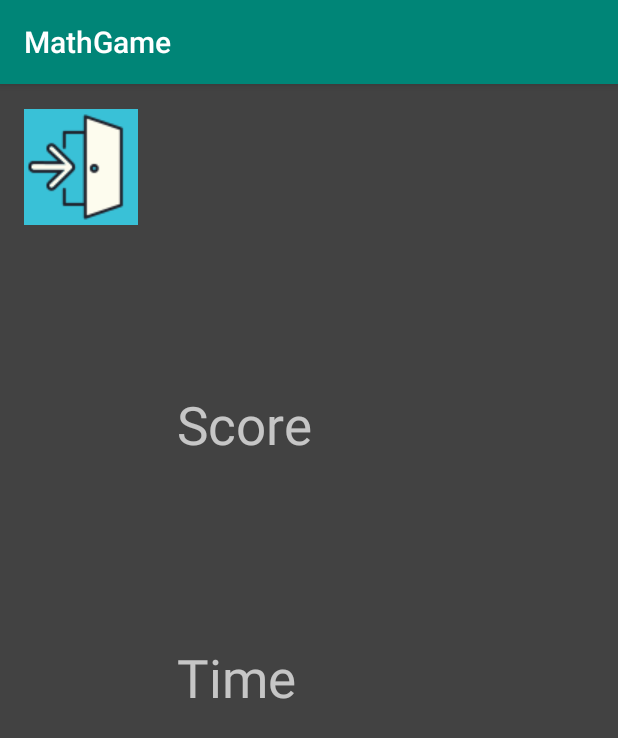
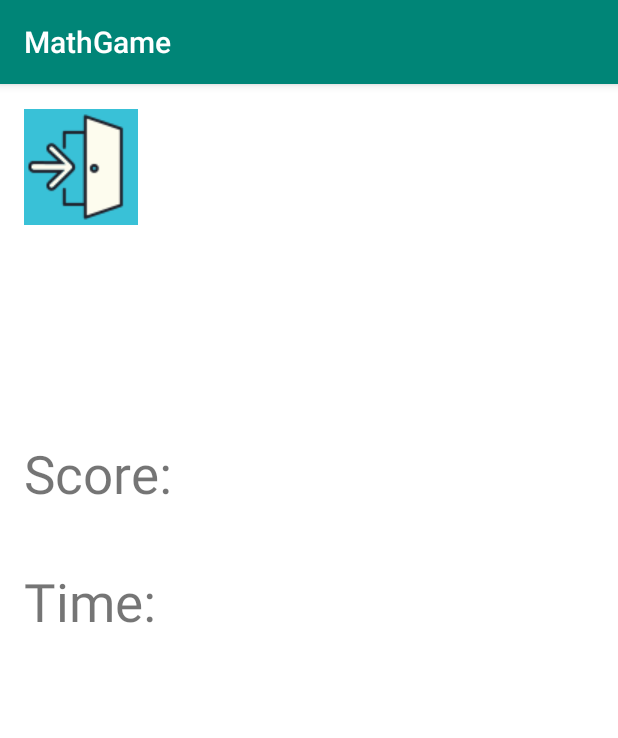
Before and after one commit to zsakr/Math-Game, an Android app: the ResultsPage screen opened directly, with no data from a screen before it, on a phone screen of 412 x 824 dp. Shown: the top 738 px of the screen. Run offline under Robolectric (Android 15) with nearby library versions, the light colour scheme and no system bars; 2 statements that could not run were skipped.

Commit message:
changed layout of results display page

```diff
--- a/app/src/main/res/layout/activity_results_page.xml
+++ b/app/src/main/res/layout/activity_results_page.xml
@@ -2,48 +2,54 @@
 <androidx.constraintlayout.widget.ConstraintLayout xmlns:android="http://schemas.android.com/apk/res/android"
     xmlns:app="http://schemas.android.com/apk/res-auto"
     xmlns:tools="http://schemas.android.com/tools"
+    android:id="@+id/timeLabel"
     android:layout_width="match_parent"
     android:layout_height="match_parent"
-    android:background="@color/cardview_dark_background"
-    android:theme="@android:style/Theme.Material.NoActionBar"
+    android:background="#FFFFFF"
     tools:context=".ResultsPage">
 
     <TextView
         android:id="@+id/dispTime"
         android:layout_width="174dp"
         android:layout_height="47dp"
+        android:layout_marginEnd="64dp"
+        android:layout_marginRight="64dp"
         android:textSize="35sp"
         app:layout_constraintBottom_toBottomOf="parent"
         app:layout_constraintEnd_toEndOf="parent"
-        app:layout_constraintHorizontal_bias="0.497"
+        app:layout_constraintHorizontal_bias="1.0"
         app:layout_constraintStart_toStartOf="parent"
         app:layout_constraintTop_toTopOf="parent"
-        app:layout_constraintVertical_bias="0.619" />
+        app:layout_constraintVertical_bias="0.445" />
 
     <TextView
         android:id="@+id/dispTimeT"
-        android:layout_width="174dp"
-        android:layout_height="47dp"
+        android:layout_width="100dp"
+        android:layout_height="49dp"
+        android:layout_marginStart="16dp"
+        android:layout_marginLeft="16dp"
+        android:text="Time:"
         android:textSize="35sp"
-        android:text="Time"
         app:layout_constraintBottom_toBottomOf="parent"
         app:layout_constraintEnd_toEndOf="parent"
-        app:layout_constraintHorizontal_bias="0.497"
+        app:layout_constraintHorizontal_bias="0.0"
         app:layout_constraintStart_toStartOf="parent"
         app:layout_constraintTop_toTopOf="parent"
-        app:layout_constraintVertical_bias="0.516" />
+        app:layout_constraintVertical_bias="0.447" />
 
     <TextView
         android:id="@+id/dispScore"
         android:layout_width="174dp"
         android:layout_height="47dp"
+        android:layout_marginEnd="64dp"
+        android:layout_marginRight="64dp"
         android:textSize="35sp"
         app:layout_constraintBottom_toBottomOf="parent"
         app:layout_constraintEnd_toEndOf="parent"
-        app:layout_constraintHorizontal_bias="0.497"
+        app:layout_constraintHorizontal_bias="1.0"
         app:layout_constraintStart_toStartOf="parent"
         app:layout_constraintTop_toTopOf="parent"
-        app:layout_constraintVertical_bias="0.385" />
+        app:layout_constraintVertical_bias="0.327" />
 
     <ImageButton
         android:id="@+id/imageButton2"
@@ -59,14 +65,16 @@
 
     <TextView
         android:id="@+id/dispScoreT"
-        android:layout_width="174dp"
-        android:layout_height="47dp"
-        android:text="Score"
+        android:layout_width="108dp"
+        android:layout_height="52dp"
+        android:layout_marginStart="16dp"
+        android:layout_marginLeft="16dp"
+        android:text="Score:"
         android:textSize="35sp"
         app:layout_constraintBottom_toBottomOf="parent"
         app:layout_constraintEnd_toEndOf="parent"
-        app:layout_constraintHorizontal_bias="0.497"
+        app:layout_constraintHorizontal_bias="0.0"
         app:layout_constraintStart_toStartOf="parent"
         app:layout_constraintTop_toTopOf="parent"
-        app:layout_constraintVertical_bias="0.282" />
+        app:layout_constraintVertical_bias="0.32999998" />
 </androidx.constraintlayout.widget.ConstraintLayout>
```
